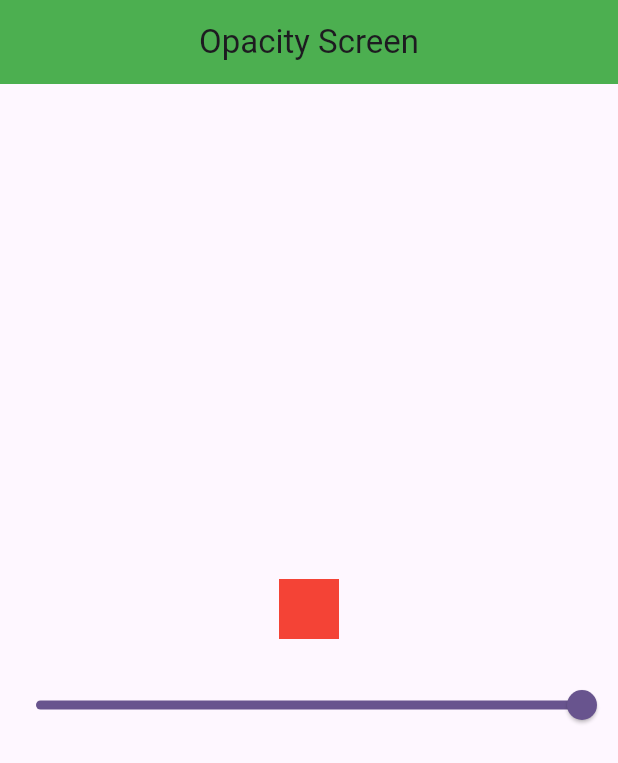
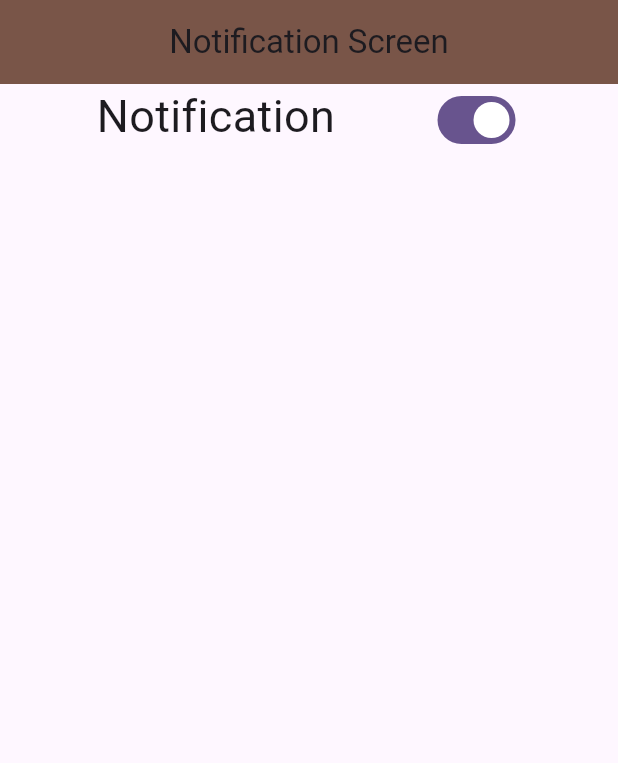
Before and after one commit to MEhsan1237/Getx, a Flutter app: the screen it shows after launch, on a phone screen of 412 x 824 dp. Shown: the top 763 px of the screen. Run offline on Flutter 3.47's test engine with Material 3 defaults, Android fonts, the phone set to English and light mode, and no system bars; our stand-ins replace get.

Commit message:
upload changes

```diff
--- a/lib/main.dart
+++ b/lib/main.dart
@@ -7,6 +7,7 @@ import 'package:getx/screens/three_screen.dart';
 import 'package:getx/screens/translation/languages_class.dart';
 import 'package:getx/screens/two_screen.dart';
 import 'package:getx/state_management/counter_screen.dart';
+import 'package:getx/state_management/notification_screen.dart';
 import 'package:getx/state_management/opacity_screen.dart';
 
 void main() {
@@ -29,7 +30,7 @@ class MyApp extends StatelessWidget {
 
         colorScheme: ColorScheme.fromSeed(seedColor: Colors.deepPurple),
       ),
-      home: const OpacityScreen(),
+      home: const NotificationScreen(),
       getPages: [
         GetPage(name: "/", page:()=> OneScreen()),
         GetPage(name: "/twoScreen", page:()=> TwoScreen()),
--- /dev/null
+++ b/lib/state_management/notification_class.dart
@@ -0,0 +1,11 @@
+
+
+import 'package:get/get.dart';
+
+class NotificationChangesScreen extends GetxController{
+  RxBool notification = true.obs;
+
+  setNotification(bool value2){
+    notification.value = value2;
+  }
+}
--- /dev/null
+++ b/lib/state_management/notification_screen.dart
@@ -0,0 +1,44 @@
+import 'package:flutter/foundation.dart';
+import 'package:flutter/material.dart';
+import 'package:get/get.dart';
+
+import 'package:getx/state_management/notification_class.dart';
+
+class NotificationScreen extends StatefulWidget {
+  const NotificationScreen({super.key});
+
+  @override
+  State<NotificationScreen> createState() => _NotificationScreenState();
+}
+
+class _NotificationScreenState extends State<NotificationScreen> {
+
+  NotificationChangesScreen controller = Get.put(NotificationChangesScreen());
+  @override
+  Widget build(BuildContext context) {
+    if (kDebugMode) {
+      print("hi");
+    }
+    return Scaffold(
+      appBar: AppBar(
+        title: Text("Notification Screen"),
+        backgroundColor: Colors.brown,
+        centerTitle: true,
+      ),
+      body: Row(
+        crossAxisAlignment: CrossAxisAlignment.start,
+        mainAxisAlignment: MainAxisAlignment.spaceEvenly,
+        children: [
+          Text("Notification",style: TextStyle(fontSize: 30),),
+         Obx(() =>   Switch(
+             value: controller.notification.value, onChanged: ( bool value2){
+              if (kDebugMode) {
+                print("hello");
+              }
+           controller.setNotification(value2);
+         }),)
+        ],
+      ),
+    );
+  }
+}
```
